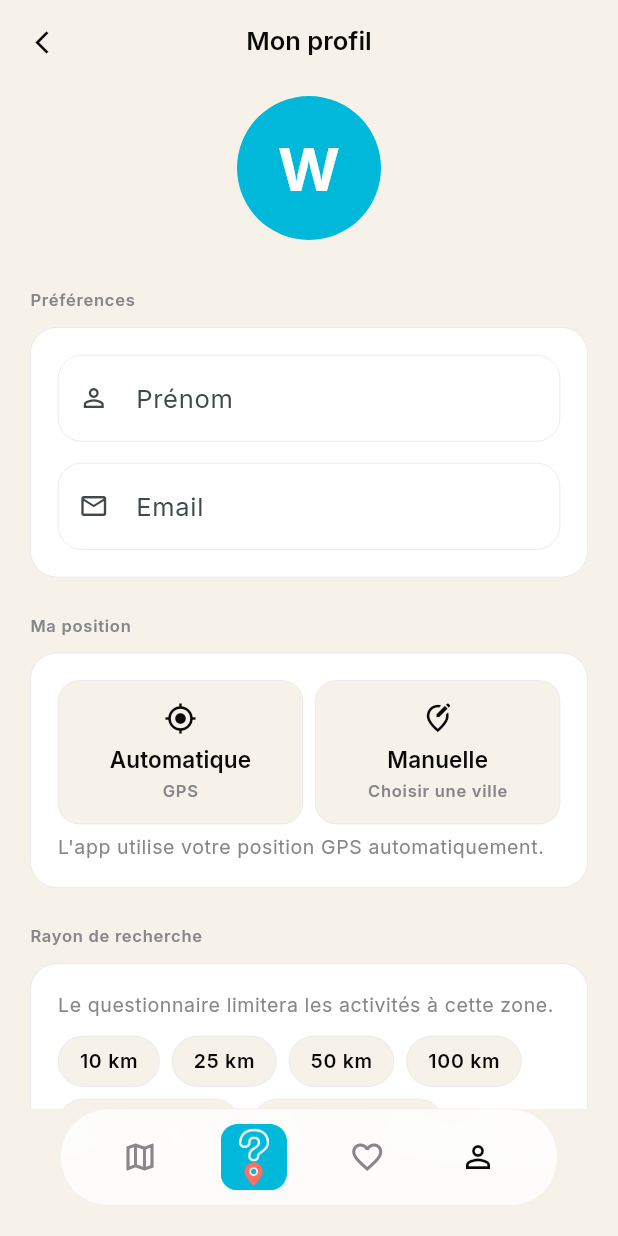
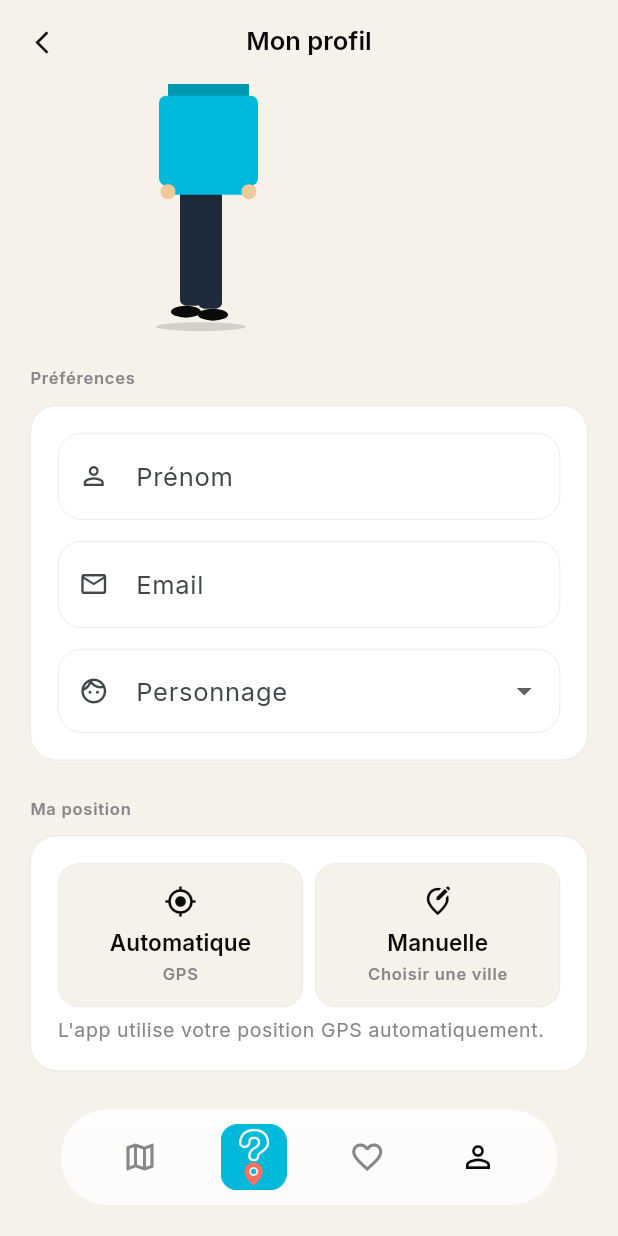
Before and after one commit to sandersdHES/whateka, a Flutter app: the ProfileScreen screen opened by its route, item 2 of the bottom bar chosen, after a tap on the "person outline" icon, on a phone screen of 412 x 824 dp. Run offline on Flutter 3.47's test engine with Material 3 defaults, Android fonts, the phone set to English and light mode, and no system bars; our stand-ins replace firebase_core, flutter_map, flutter_svg, geolocator, google_fonts, image_picker and 2 more; accounts and stored records are empty; network calls fail.

Commit message:
feat(profile): avatar anime + selecteur de personnage dans le profil
- 10 avatars SVG (110x220 px) ajoutes dans assets/avatars/.
- Dependance flutter_svg ^2.0.17.
- Nouveau widget AvatarPromenade : personnage qui se promene en boucle
  dans une bande horizontale, avec 2 animations de demi-tour :
  * Bord droit (750 ms) : stop, recul 8 px, bulle "?" 300 ms, saut+flip.
  * Bord gauche (500 ms) : saut 10 px + squash-stretch, flip a l'apex.
  Implemente via Ticker + SingleTickerProviderStateMixin.
- Profil : remplace le cercle cyan avec initiale par AvatarPromenade
  en tete d'ecran, ajoute un DropdownButtonFormField "Personnage" sous
  l'email avec preview SVG + nom pour chaque choix.
- avatar_id stocke dans user_metadata Supabase (Sam = 1 par defaut).

```diff
--- a/lib/screens/profile_screen.dart
+++ b/lib/screens/profile_screen.dart
@@ -1,6 +1,8 @@
 import 'package:flutter/material.dart';
+import 'package:flutter_svg/flutter_svg.dart';
 import 'package:supabase_flutter/supabase_flutter.dart';
 import '../main.dart';
+import '../widgets/avatar_promenade.dart';
 import '../widgets/responsive_center.dart';
 import '../widgets/whateka_bottom_nav.dart';
 
@@ -63,6 +65,7 @@ class _ProfileScreenState extends State<ProfileScreen> {
   String _selectedRegion = ''; // '' | 'vaud' | 'valais'
   String _locationMode = 'auto'; // 'auto' | 'manual'
   String _manualCity = 'Lausanne';
+  int _avatarId = 1;
 
   @override
   void initState() {
@@ -81,6 +84,7 @@ class _ProfileScreenState extends State<ProfileScreen> {
         _selectedRegion = (meta['search_region'] as String?) ?? '';
         _locationMode = (meta['location_mode'] as String?) ?? 'auto';
         _manualCity = (meta['manual_city'] as String?) ?? 'Lausanne';
+        _avatarId = (meta['avatar_id'] as int?) ?? 1;
       });
     }
   }
@@ -103,6 +107,7 @@ class _ProfileScreenState extends State<ProfileScreen> {
           'manual_city': _manualCity,
           'manual_lat': city.lat,
           'manual_lng': city.lng,
+          'avatar_id': _avatarId,
         }),
       );
 
@@ -144,14 +149,6 @@ class _ProfileScreenState extends State<ProfileScreen> {
     }
   }
 
-  String _initialFromName() {
-    final name = _nameController.text.trim();
-    if (name.isNotEmpty) return name[0].toUpperCase();
-    final email = _emailController.text.trim();
-    if (email.isNotEmpty) return email[0].toUpperCase();
-    return 'W';
-  }
-
   bool _isRadiusSelected(_RadiusOption o) {
     return _selectedRadiusKm == o.radiusKm && _selectedRegion == o.region;
   }
@@ -175,29 +172,9 @@ class _ProfileScreenState extends State<ProfileScreen> {
           child: Column(
             crossAxisAlignment: CrossAxisAlignment.stretch,
             children: [
-              // Avatar cyan
-              Center(
-                child: Container(
-                  width: 96,
-                  height: 96,
-                  decoration: const BoxDecoration(
-                    color: AppColors.cyan,
-                    shape: BoxShape.circle,
-                  ),
-                  child: Center(
-                    child: Text(
-                      _initialFromName(),
-                      style: const TextStyle(
-                        color: Colors.white,
-                        fontSize: 40,
-                        fontWeight: FontWeight.w700,
-                        letterSpacing: -1,
-                      ),
-                    ),
-                  ),
-                ),
-              ),
-              const SizedBox(height: 32),
+              // Avatar anime qui se promene dans une bande horizontale
+              AvatarPromenade(avatarId: _avatarId),
+              const SizedBox(height: 20),
 
               // Section Préférences
               Text(
@@ -217,7 +194,6 @@ class _ProfileScreenState extends State<ProfileScreen> {
                   children: [
                     TextFormField(
                       controller: _nameController,
-                      onChanged: (_) => setState(() {}),
                       decoration: const InputDecoration(
                         labelText: 'Prénom',
                         prefixIcon: Icon(Icons.person_outline, size: 20),
@@ -231,6 +207,39 @@ class _ProfileScreenState extends State<ProfileScreen> {
                         prefixIcon: Icon(Icons.email_outlined, size: 20),
                       ),
                       keyboardType: TextInputType.emailAddress,
+                    ),
+                    const SizedBox(height: 14),
+                    // Selecteur d'avatar : dropdown avec preview SVG du
+                    // personnage actuellement selectionne.
+                    DropdownButtonFormField<int>(
+                      initialValue: _avatarId,
+                      isExpanded: true,
+                      items: WhatekaAvatar.all
+                          .map((a) => DropdownMenuItem<int>(
+                                value: a.id,
+                                child: Row(
+                                  children: [
+                                    SizedBox(
+                                      width: 28,
+                                      height: 40,
+                                      child: SvgPicture.asset(
+                                        'assets/avatars/${a.filename}',
+                                        fit: BoxFit.contain,
+                                      ),
+                                    ),
+                                    const SizedBox(width: 10),
+                                    Text(a.name),
+                                  ],
+                                ),
+                              ))
+                          .toList(),
+                      onChanged: (v) {
+                        if (v != null) setState(() => _avatarId = v);
+                      },
+                      decoration: const InputDecoration(
+                        labelText: 'Personnage',
+                        prefixIcon: Icon(Icons.face_outlined, size: 20),
+                      ),
                     ),
                   ],
                 ),
--- /dev/null
+++ b/lib/widgets/avatar_promenade.dart
@@ -0,0 +1,283 @@
+import 'dart:math' as math;
+import 'package:flutter/material.dart';
+import 'package:flutter/scheduler.dart';
+import 'package:flutter_svg/flutter_svg.dart';
+import '../main.dart';
+
+/// Affiche le personnage choisi par l'utilisateur qui se promene en boucle
+/// dans une bande horizontale. Deux animations de demi-tour :
+/// - Bord droit : ludique (stop, bulle "?", saut + flip) ~750 ms
+/// - Bord gauche : sobre (saut vertical + flip horizontal) ~500 ms
+class AvatarPromenade extends StatefulWidget {
+  final int avatarId;
+  final double height;
+  final double speed; // pixels par seconde
+
+  const AvatarPromenade({
+    super.key,
+    required this.avatarId,
+    this.height = 160,
+    this.speed = 40,
+  });
+
+  @override
+  State<AvatarPromenade> createState() => _AvatarPromenadeState();
+}
+
+enum _PromenadeState { walking, turningRight, turningLeft }
+
+class _AvatarPromenadeState extends State<AvatarPromenade>
+    with SingleTickerProviderStateMixin {
+  late final Ticker _ticker;
+  static const double _avatarWidth = 110;
+  static const double _avatarHeight = 220;
+
+  double _x = 20;
+  int _direction = 1;
+  _PromenadeState _state = _PromenadeState.walking;
+  int _turnStartMs = 0;
+  int _lastTickMs = 0;
+  double _walkTime = 0;
+
+  @override
+  void initState() {
+    super.initState();
+    _ticker = createTicker(_onTick)..start();
+  }
+
+  @override
+  void dispose() {
+    _ticker.dispose();
+    super.dispose();
+  }
+
+  void _onTick(Duration elapsed) {
+    final nowMs = elapsed.inMilliseconds;
+    final dt = (nowMs - _lastTickMs) / 1000.0;
+    _lastTickMs = nowMs;
+
+    final width = _bandWidth();
+    if (_state == _PromenadeState.walking) {
+      _x += _direction * widget.speed * dt;
+      _walkTime += dt;
+      if (_x >= width - _avatarWidth - 10) {
+        _x = width - _avatarWidth - 10;
+        _state = _PromenadeState.turningRight;
+        _turnStartMs = nowMs;
+      } else if (_x <= 10) {
+        _x = 10;
+        _state = _PromenadeState.turningLeft;
+        _turnStartMs = nowMs;
+      }
+    } else {
+      final dur = nowMs - _turnStartMs;
+      if (_state == _PromenadeState.turningRight && dur >= 750) {
+        _direction = -1;
+        _state = _PromenadeState.walking;
+      } else if (_state == _PromenadeState.turningLeft && dur >= 500) {
+        _direction = 1;
+        _state = _PromenadeState.walking;
+      }
+    }
+    if (mounted) setState(() {});
+  }
+
+  double _bandWidth() {
+    final mq = MediaQuery.maybeOf(context);
+    return mq?.size.width ?? 360;
+  }
+
+  /// Balancement vertical pendant la marche (3 px).
+  double _bob() {
+    if (_state != _PromenadeState.walking) return 0;
+    return math.sin(_walkTime * 8) * 3;
+  }
+
+  /// Recul de 8 px au debut du demi-tour a droite.
+  double _recoilX() {
+    if (_state != _PromenadeState.turningRight) return 0;
+    final dur = _lastTickMs - _turnStartMs;
+    if (dur < 200) {
+      final t = dur / 200;
+      return -8 * _easeOut(t);
+    }
+    return -8;
+  }
+
+  /// Offset vertical selon l'animation en cours.
+  double _jumpY() {
+    final dur = _lastTickMs - _turnStartMs;
+    if (_state == _PromenadeState.turningLeft) {
+      if (dur < 200) return -10 * _easeOut(dur / 200);
+      if (dur < 350) return -10;
+      if (dur < 500) return -10 * (1 - (dur - 350) / 150);
+      return 0;
+    }
+    if (_state == _PromenadeState.turningRight) {
+      if (dur >= 500 && dur < 650) {
+        final t = (dur - 500) / 150;
+        return -4 * math.sin(t * math.pi);
+      }
+    }
+    return 0;
+  }
+
+  /// ScaleX selon l'animation (1 = regarde a droite, -1 = a gauche).
+  double _scaleX() {
+    final dur = _lastTickMs - _turnStartMs;
+    final base = _direction.toDouble();
+    if (_state == _PromenadeState.turningLeft) {
+      if (dur < 200) return base;
+      if (dur < 350) {
+        final t = (dur - 200) / 150;
+        return base * (1 - 2 * t);
+      }
+      return -base;
+    }
+    if (_state == _PromenadeState.turningRight) {
+      if (dur < 500) return base;
+      if (dur < 650) {
+        final t = (dur - 500) / 150;
+        return base * (1 - 2 * t);
+      }
+      return -base;
+    }
+    return base;
+  }
+
+  /// Leger squash-stretch pendant le saut gauche.
+  double _scaleY() {
+    if (_state != _PromenadeState.turningLeft) return 1.0;
+    final dur = _lastTickMs - _turnStartMs;
+    if (dur < 200) return 1.0 + 0.08 * (dur / 200);
+    if (dur < 350) return 1.08 - 0.08 * ((dur - 200) / 150);
+    return 1.0;
+  }
+
+  /// Affiche la bulle "?" pendant la phase reflexion du demi-tour droit.
+  bool _showBubble() {
+    if (_state != _PromenadeState.turningRight) return false;
+    final dur = _lastTickMs - _turnStartMs;
+    return dur >= 200 && dur < 500;
+  }
+
+  double _easeOut(double t) => 1 - (1 - t) * (1 - t);
+
+  @override
+  Widget build(BuildContext context) {
+    final filename = _avatarFilename(widget.avatarId);
+
+    return SizedBox(
+      height: widget.height,
+      width: double.infinity,
+      child: Stack(
+        clipBehavior: Clip.none,
+        children: [
+          Positioned(
+            left: _x + _recoilX(),
+            bottom: 0,
+            child: Transform.translate(
+              offset: Offset(0, _bob() + _jumpY()),
+              child: Transform.scale(
+                scaleX: _scaleX(),
+                scaleY: _scaleY(),
+                alignment: Alignment.bottomCenter,
+                child: Stack(
+                  clipBehavior: Clip.none,
+                  alignment: Alignment.topCenter,
+                  children: [
+                    SvgPicture.asset(
+                      'assets/avatars/$filename',
+                      width: _avatarWidth,
+                      height: _avatarHeight,
+                    ),
+                    if (_showBubble())
+                      const Positioned(
+                        top: -8,
+                        right: 8,
+                        child: _ThinkBubble(),
+                      ),
+                  ],
+                ),
+              ),
+            ),
+          ),
+        ],
+      ),
+    );
+  }
+
+  static String _avatarFilename(int id) {
+    const names = {
+      1: '01_sam.svg',
+      2: '02_max.svg',
+      3: '03_lina.svg',
+      4: '04_amadou.svg',
+      5: '05_theo.svg',
+      6: '06_chloe.svg',
+      7: '07_lucas.svg',
+      8: '08_yuki.svg',
+      9: '09_emma.svg',
+      10: '10_nathan.svg',
+    };
+    return names[id] ?? '01_sam.svg';
+  }
+}
+
+class _ThinkBubble extends StatelessWidget {
+  const _ThinkBubble();
+
+  @override
+  Widget build(BuildContext context) {
+    return Container(
+      width: 32,
+      height: 32,
+      decoration: BoxDecoration(
+        color: Colors.white,
+        shape: BoxShape.circle,
+        border: Border.all(color: AppColors.line, width: 0.5),
+        boxShadow: [
+          BoxShadow(
+            color: Colors.black.withValues(alpha: 0.1),
+            blurRadius: 4,
+            offset: const Offset(0, 2),
+          ),
+        ],
+      ),
+      alignment: Alignment.center,
+      child: const Text(
+        '?',
+        style: TextStyle(
+          fontSize: 18,
+          fontWeight: FontWeight.w700,
+          color: AppColors.cyan,
+          height: 1.0,
+        ),
+      ),
+    );
+  }
+}
+
+/// Liste statique des avatars avec leur nom affichable.
+class WhatekaAvatar {
+  final int id;
+  final String name;
+  final String filename;
+  const WhatekaAvatar(this.id, this.name, this.filename);
+
+  static const all = [
+    WhatekaAvatar(1, 'Sam', '01_sam.svg'),
+    WhatekaAvatar(2, 'Max', '02_max.svg'),
+    WhatekaAvatar(3, 'Lina', '03_lina.svg'),
+    WhatekaAvatar(4, 'Amadou', '04_amadou.svg'),
+    WhatekaAvatar(5, 'Théo', '05_theo.svg'),
+    WhatekaAvatar(6, 'Chloé', '06_chloe.svg'),
+    WhatekaAvatar(7, 'Lucas', '07_lucas.svg'),
+    WhatekaAvatar(8, 'Yuki', '08_yuki.svg'),
+    WhatekaAvatar(9, 'Emma', '09_emma.svg'),
+    WhatekaAvatar(10, 'Nathan', '10_nathan.svg'),
+  ];
+
+  static WhatekaAvatar byId(int id) =>
+      all.firstWhere((a) => a.id == id, orElse: () => all.first);
+}
--- a/pubspec.yaml
+++ b/pubspec.yaml
@@ -43,6 +43,7 @@ dependencies:
   firebase_core: ^4.4.0
   url_launcher: ^6.3.1
   image_picker: ^1.1.2
+  flutter_svg: ^2.0.17
 
 dev_dependencies:
   flutter_test:
@@ -69,6 +70,7 @@ flutter:
 
   assets:
     - assets/images/
+    - assets/avatars/
 
   # An image asset can refer to one or more resolution-specific "variants", see
   # https://flutter.dev/to/resolution-aware-images
```
Also changed, not shown: assets/avatars/01_sam.svg (added), assets/avatars/02_max.svg (added), assets/avatars/03_lina.svg (added), assets/avatars/04_amadou.svg (added), assets/avatars/05_theo.svg (added), assets/avatars/06_chloe.svg (added), assets/avatars/07_lucas.svg (added), assets/avatars/08_yuki.svg (added), assets/avatars/09_emma.svg (added), assets/avatars/10_nathan.svg (added).
